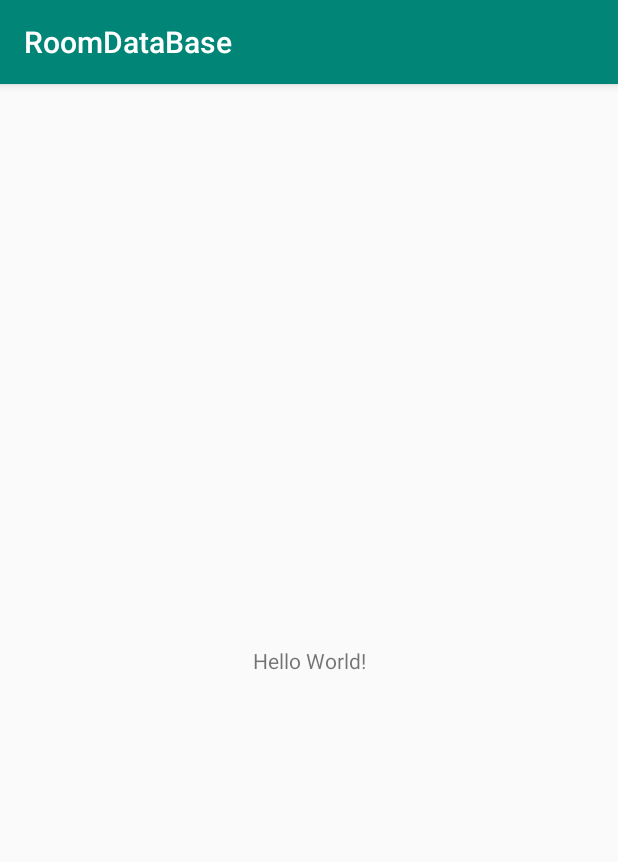
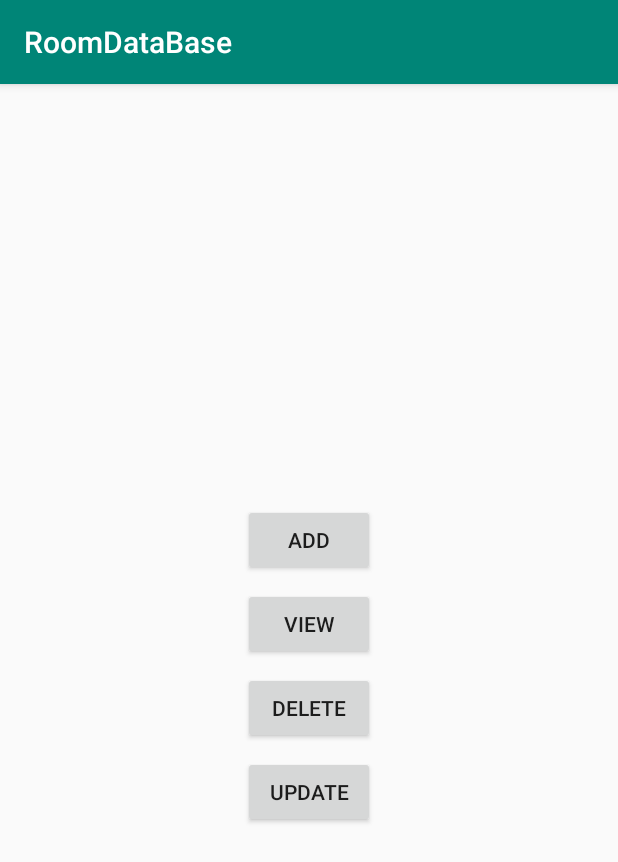
Before and after one commit to FadyFouad/RoomDataBase, an Android app: the screen it shows after launch (MainActivity), on a phone screen of 412 x 824 dp. Shown: the top 862 px of the screen. Run offline under Robolectric (Android 15) with nearby library versions, the phone set to English and light mode, and no system bars.

Commit message:
Create Main Fragment

```diff
--- a/app/build.gradle
+++ b/app/build.gradle
@@ -22,6 +22,7 @@ dependencies {
     implementation fileTree(dir: 'libs', include: ['*.jar'])
     implementation 'com.android.support:appcompat-v7:28.0.0'
     implementation 'com.android.support.constraint:constraint-layout:1.1.3'
+    implementation 'com.android.support:support-v4:28.0.0'
     testImplementation 'junit:junit:4.12'
     androidTestImplementation 'com.android.support.test:runner:1.0.2'
     androidTestImplementation 'com.android.support.test.espresso:espresso-core:3.0.2'
--- a/app/src/main/java/com/etatech/roomdatabase/MainActivity.java
+++ b/app/src/main/java/com/etatech/roomdatabase/MainActivity.java
@@ -1,13 +1,27 @@
 package com.etatech.roomdatabase;
 
+import android.support.v4.app.FragmentManager;
 import android.support.v7.app.AppCompatActivity;
 import android.os.Bundle;
 
 public class MainActivity extends AppCompatActivity {
 
+    private static FragmentManager manager ;
+
     @Override
     protected void onCreate(Bundle savedInstanceState) {
         super.onCreate(savedInstanceState);
         setContentView(R.layout.activity_main);
+
+        manager = getSupportFragmentManager();
+
+        if (findViewById(R.id.fragment_container)!=null){
+            if (savedInstanceState!=null){
+                return;
+            }
+            manager.beginTransaction()
+                    .add(R.id.fragment_container,new MainFragment())
+                    .commit();
+        }
     }
 }
--- /dev/null
+++ b/app/src/main/java/com/etatech/roomdatabase/MainFragment.java
@@ -0,0 +1,31 @@
+package com.etatech.roomdatabase;
+
+import android.content.Context;
+import android.net.Uri;
+import android.os.Bundle;
+import android.support.v4.app.Fragment;
+import android.view.LayoutInflater;
+import android.view.View;
+import android.view.ViewGroup;
+
+
+public class MainFragment extends Fragment {
+
+    public MainFragment() {
+        // Required empty public constructor
+    }
+
+    @Override
+    public void onCreate(Bundle savedInstanceState) {
+        super.onCreate(savedInstanceState);
+
+    }
+
+    @Override
+    public View onCreateView(LayoutInflater inflater, ViewGroup container,
+                             Bundle savedInstanceState) {
+        // Inflate the layout for this fragment
+        return inflater.inflate(R.layout.fragment_main, container, false);
+    }
+
+}
--- a/app/src/main/res/layout/activity_main.xml
+++ b/app/src/main/res/layout/activity_main.xml
@@ -6,13 +6,10 @@
     android:layout_height="match_parent"
     tools:context=".MainActivity">
 
-    <TextView
-        android:layout_width="wrap_content"
-        android:layout_height="wrap_content"
-        android:text="Hello World!"
-        app:layout_constraintBottom_toBottomOf="parent"
-        app:layout_constraintLeft_toLeftOf="parent"
-        app:layout_constraintRight_toRightOf="parent"
-        app:layout_constraintTop_toTopOf="parent" />
+    <FrameLayout
+        android:id="@+id/fragment_container"
+        android:layout_width="match_parent"
+        android:layout_height="match_parent">
 
+    </FrameLayout>
 </android.support.constraint.ConstraintLayout>
--- /dev/null
+++ b/app/src/main/res/layout/fragment_main.xml
@@ -0,0 +1,46 @@
+<?xml version="1.0" encoding="utf-8"?>
+<FrameLayout xmlns:android="http://schemas.android.com/apk/res/android"
+    xmlns:tools="http://schemas.android.com/tools"
+    android:layout_width="match_parent"
+    android:layout_height="match_parent"
+    tools:context=".MainFragment">
+
+    <LinearLayout
+        android:gravity="center"
+        android:layout_gravity="center"
+        android:orientation="vertical"
+        android:layout_width="wrap_content"
+        android:layout_height="wrap_content">
+
+    <!-- TODO: Update blank fragment layout -->
+    <Button
+        android:id="@+id/btn_add_user"
+        android:text="Add"
+        android:layout_gravity="center_horizontal"
+        android:layout_marginTop="8dp"
+        android:layout_width="wrap_content"
+        android:layout_height="wrap_content" />
+    <Button
+        android:id="@+id/btn_view_user"
+        android:text="View"
+        android:layout_gravity="center_horizontal"
+        android:layout_marginTop="8dp"
+        android:layout_width="wrap_content"
+        android:layout_height="wrap_content" />
+    <Button
+        android:id="@+id/btn_delete_user"
+        android:text="Delete"
+        android:layout_gravity="center_horizontal"
+        android:layout_marginTop="8dp"
+        android:layout_width="wrap_content"
+        android:layout_height="wrap_content" />
+    <Button
+        android:id="@+id/btn_update_user"
+        android:text="Update"
+        android:layout_gravity="center_horizontal"
+        android:layout_marginTop="8dp"
+        android:layout_width="wrap_content"
+        android:layout_height="wrap_content" />
+
+    </LinearLayout>
+</FrameLayout>
--- a/app/src/main/res/values/strings.xml
+++ b/app/src/main/res/values/strings.xml
@@ -1,3 +1,6 @@
 <resources>
     <string name="app_name">RoomDataBase</string>
+
+    <!-- TODO: Remove or change this placeholder text -->
+    <string name="hello_blank_fragment">Hello blank fragment</string>
 </resources>
```
